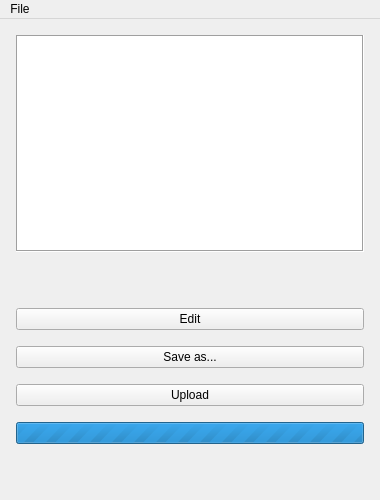
The window that forms/preview.ui (veeti/vendace) describes before a commit, drawn with Qt 5.
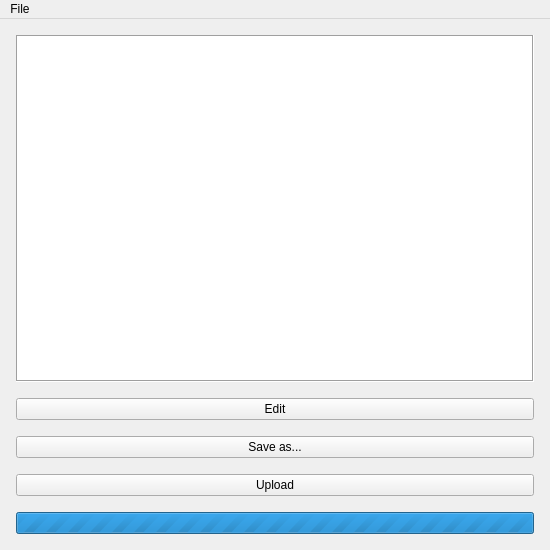
The same window after the commit.

Commit message: Make preview window slightly bigger and remove useless blank space

```diff
--- a/forms/preview.ui
+++ b/forms/preview.ui
@@ -6,8 +6,8 @@
    <rect>
     <x>0</x>
     <y>0</y>
-    <width>380</width>
-    <height>500</height>
+    <width>550</width>
+    <height>550</height>
    </rect>
   </property>
   <property name="sizePolicy">
@@ -26,7 +26,7 @@
    <string>Captured screenshot</string>
   </property>
   <widget class="QWidget" name="centralwidget">
-   <layout class="QVBoxLayout" name="verticalLayout" stretch="1,0,0,0,0,0,0">
+   <layout class="QVBoxLayout" name="verticalLayout" stretch="1,0,0,0,0">
     <property name="spacing">
      <number>16</number>
     </property>
@@ -55,19 +55,6 @@
       </property>
      </widget>
     </item>
-    <item>
-     <spacer name="spacer">
-      <property name="orientation">
-       <enum>Qt::Vertical</enum>
-      </property>
-      <property name="sizeHint" stdset="0">
-       <size>
-        <width>20</width>
-        <height>40</height>
-       </size>
-      </property>
-     </spacer>
-    </item>
     <item>
      <widget class="QPushButton" name="editButton">
       <property name="text">
@@ -99,19 +86,6 @@
       </property>
      </widget>
     </item>
-    <item>
-     <spacer name="spacer_2">
-      <property name="orientation">
-       <enum>Qt::Vertical</enum>
-      </property>
-      <property name="sizeHint" stdset="0">
-       <size>
-        <width>20</width>
-        <height>40</height>
-       </size>
-      </property>
-     </spacer>
-    </item>
    </layout>
   </widget>
   <widget class="QMenuBar" name="menuBar">
@@ -119,8 +93,8 @@
     <rect>
      <x>0</x>
      <y>0</y>
-     <width>380</width>
-     <height>20</height>
+     <width>550</width>
+     <height>21</height>
     </rect>
    </property>
    <widget class="QMenu" name="menuFile">
```
